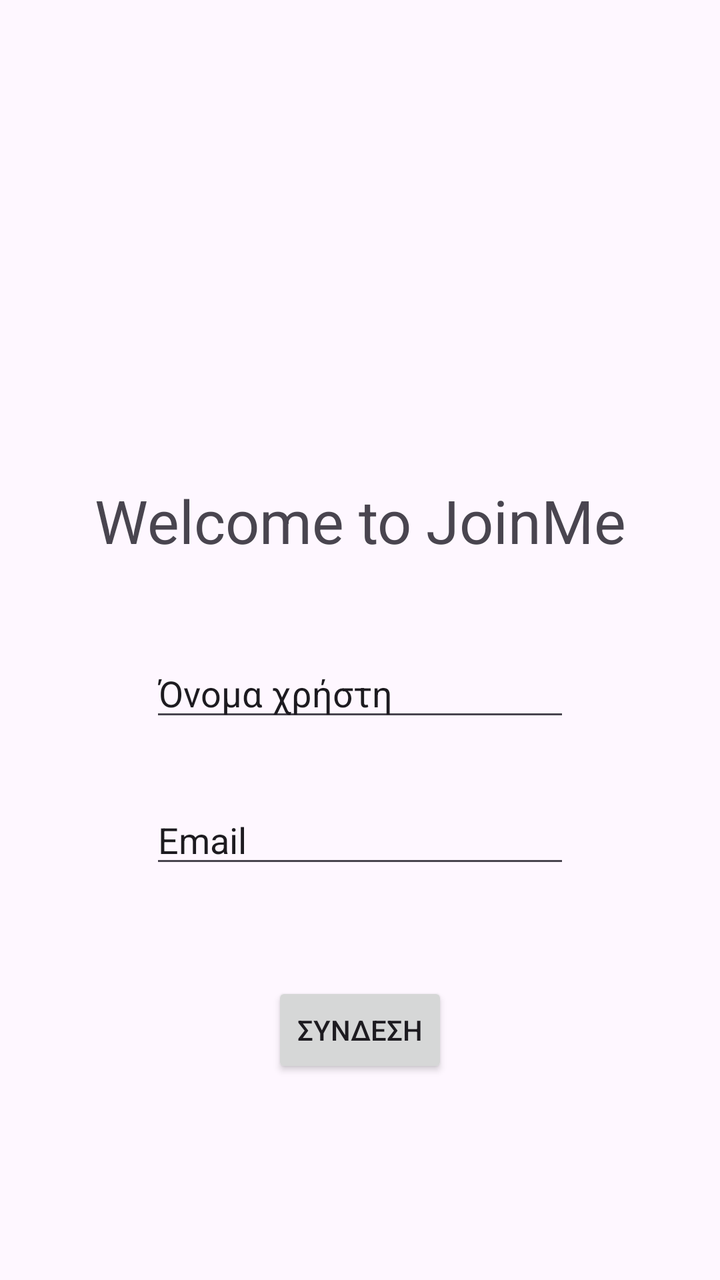
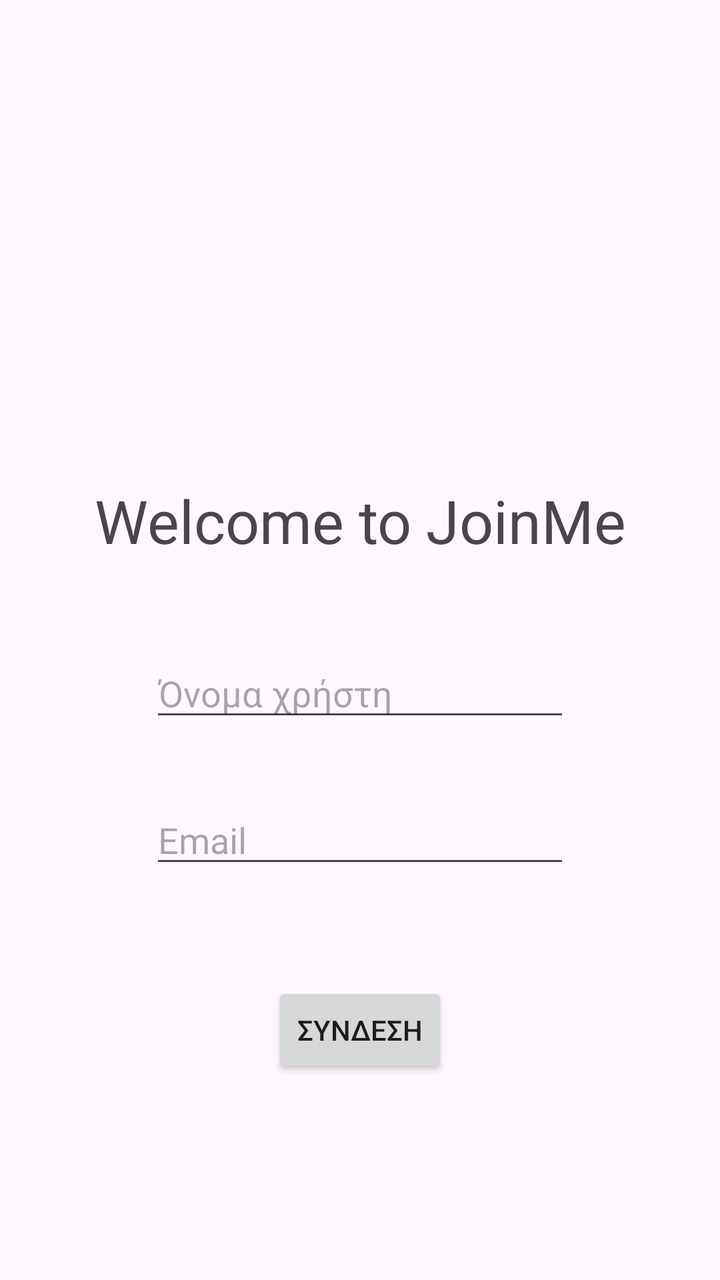

The first picture is an Android layout as it rendered before a commit; the second is the same layout after the commit. The layout source and the unified diff follow.
<!-- AndroidManifest.xml: application theme Theme.JoinMe -->
<!-- res/layout/fragment_login_fragment.xml -->
<?xml version="1.0" encoding="utf-8"?>
<FrameLayout xmlns:android="http://schemas.android.com/apk/res/android"
    xmlns:app="http://schemas.android.com/apk/res-auto"
    xmlns:tools="http://schemas.android.com/tools"
    android:layout_width="match_parent"
    android:layout_height="match_parent"
    tools:context=".login_fragment">


    <androidx.constraintlayout.widget.ConstraintLayout
        android:layout_width="match_parent"
        android:layout_height="match_parent">

        <TextView
            android:id="@+id/textView"
            android:layout_width="wrap_content"
            android:layout_height="wrap_content"
            android:layout_marginTop="240dp"
            android:text="Welcome to JoinMe"
            android:textSize="30dp"
            app:layout_constraintEnd_toEndOf="parent"
            app:layout_constraintStart_toStartOf="parent"
            app:layout_constraintTop_toTopOf="parent" />

        <EditText
            android:id="@+id/editName"
            android:layout_width="wrap_content"
            android:layout_height="wrap_content"
            android:layout_marginTop="44dp"
            android:ems="10"
            android:inputType="text"
            android:text="Όνομα χρήστη"
            app:layout_constraintEnd_toEndOf="parent"
            app:layout_constraintStart_toStartOf="parent"
            app:layout_constraintTop_toBottomOf="@+id/textView" />

        <EditText
            android:id="@+id/editEmail"
            android:layout_width="wrap_content"
            android:layout_height="wrap_content"
            android:layout_marginTop="32dp"
            android:ems="10"
            android:inputType="text"
            android:text="Email"
            app:layout_constraintEnd_toEndOf="parent"
            app:layout_constraintStart_toStartOf="parent"
            app:layout_constraintTop_toBottomOf="@+id/editName" />

        <Button
            android:id="@+id/SignInBtn"
            android:layout_width="wrap_content"
            android:layout_height="wrap_content"
            android:layout_marginTop="52dp"
            android:text="ΣΥΝΔΕΣΗ"
            app:layout_constraintEnd_toEndOf="parent"
            app:layout_constraintStart_toStartOf="parent"
            app:layout_constraintTop_toBottomOf="@+id/editEmail" />
    </androidx.constraintlayout.widget.ConstraintLayout>

</FrameLayout>
<!-- resources referenced by this layout -->
<resources>
  <style name="Theme.JoinMe" parent="Base.Theme.JoinMe" />
  <style name="Base.Theme.JoinMe" parent="Theme.Material3.DayNight.NoActionBar">
          
          
      </style>
</resources>

<!-- the commit's change to res/layout/fragment_login_fragment.xml (unified diff, before → after) -->
@@ -4,8 +4,7 @@
     xmlns:tools="http://schemas.android.com/tools"
     android:layout_width="match_parent"
     android:layout_height="match_parent"
-    tools:context=".login_fragment">
-
+    tools:context=".LoginFragment">
 
     <androidx.constraintlayout.widget.ConstraintLayout
         android:layout_width="match_parent"
@@ -29,7 +28,7 @@
             android:layout_marginTop="44dp"
             android:ems="10"
             android:inputType="text"
-            android:text="Όνομα χρήστη"
+            android:hint="Όνομα χρήστη"
             app:layout_constraintEnd_toEndOf="parent"
             app:layout_constraintStart_toStartOf="parent"
             app:layout_constraintTop_toBottomOf="@+id/textView" />
@@ -41,7 +40,7 @@
             android:layout_marginTop="32dp"
             android:ems="10"
             android:inputType="text"
-            android:text="Email"
+            android:hint="Email"
             app:layout_constraintEnd_toEndOf="parent"
             app:layout_constraintStart_toStartOf="parent"
             app:layout_constraintTop_toBottomOf="@+id/editName" />
